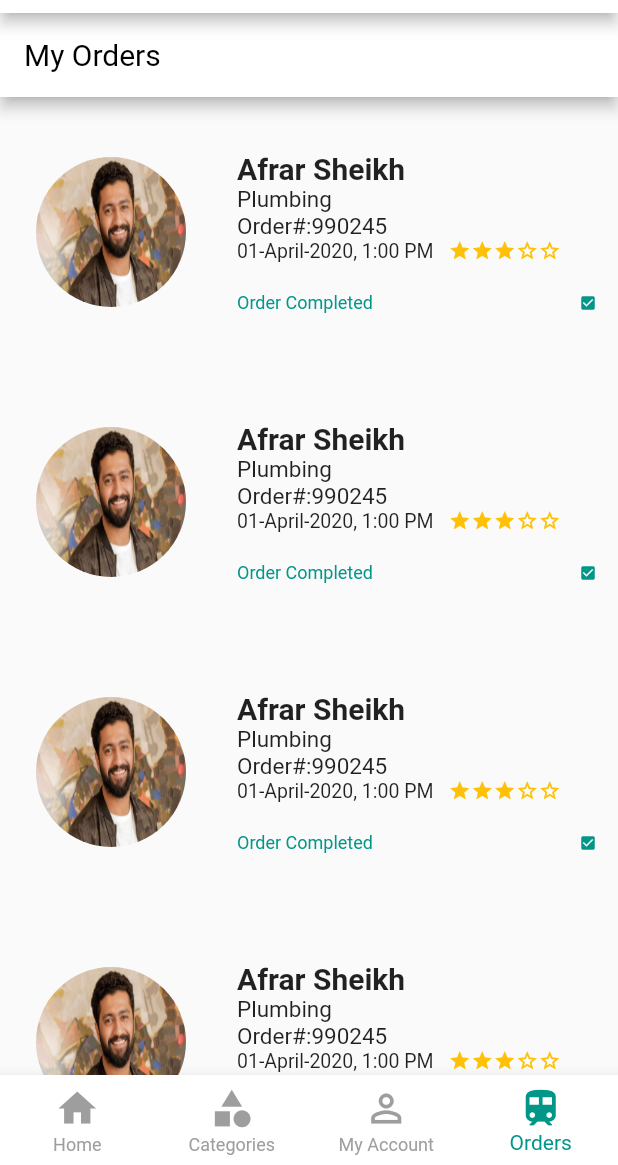
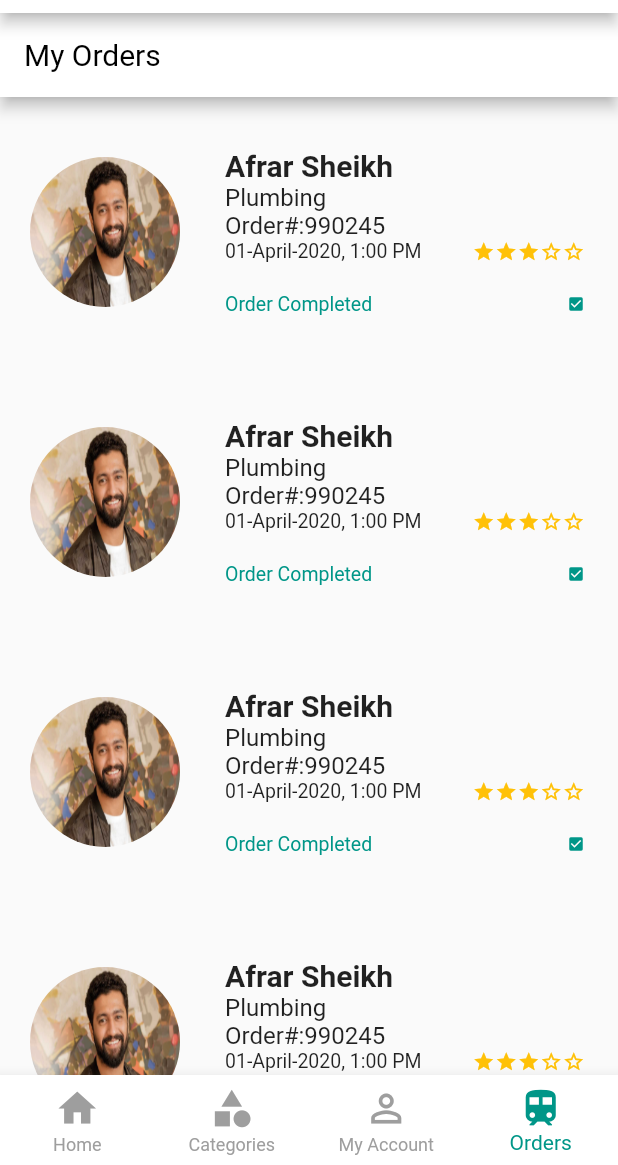
Before and after one commit to manjushareddy143/jam, a Flutter app: the screen it shows after launch, item 4 of the bottom bar chosen, on a phone screen of 412 x 824 dp, the part 71-1236 px from its top. Run offline on Flutter 3.47's test engine with Material 2 defaults, Android fonts, the phone set to English and light mode, and no system bars; drawn by our look-alikes of smooth_star_rating; our stand-ins replace datetime_picker_formfield, firebase_auth, flutter_icons, flutter_spinkit, flutter_swiper, hexcolor and 2 more; missing offline and left inert: pin_entry_text_field; accounts and stored records are empty.

Commit message:
myOrder Overflow Fixed

```diff
--- a/lib/screens/myOrders.dart
+++ b/lib/screens/myOrders.dart
@@ -38,19 +38,20 @@ class _OrderUIPageState extends State<OrderUIPage> {
                   child: Row( mainAxisAlignment: MainAxisAlignment.spaceEvenly,
                     // alignment: WrapAlignment.spaceEvenly,
                     children: <Widget>[
-                      Container(margin: EdgeInsets.all(20),
+                      Container(margin: EdgeInsets.all(18),
                         alignment: Alignment.center,padding: EdgeInsets.only(top: 10),
                         width: 100,
                         height: 100,
                         decoration: new BoxDecoration(shape: BoxShape.circle, image: new DecorationImage(fit: BoxFit.fill, image: new AssetImage("assets/images/vicky.jpg")) ),
                       ),
 
-                      Container(width: 240,margin: EdgeInsets.all(10),
+                      Container(width: 240,margin: EdgeInsets.fromLTRB(10,10,20,10),
                         height: 120,
+
                         child:
                         Column(crossAxisAlignment: CrossAxisAlignment.start,
                           mainAxisAlignment: MainAxisAlignment.center,
-                          children: <Widget>[
+                          children: [
                             new Text(
                               "Afrar Sheikh",
                               textAlign: TextAlign.left,
@@ -61,26 +62,31 @@ class _OrderUIPageState extends State<OrderUIPage> {
                               "Plumbing",
                               textAlign: TextAlign.left,
                               overflow: TextOverflow.ellipsis,
-                              style: TextStyle(fontWeight: FontWeight.w400, fontSize: 15.0,),
+                              style: TextStyle(fontWeight: FontWeight.w400, fontSize: 16.0,),
                             ),
                             new Text(
                               "Order#:990245",
                               textAlign: TextAlign.left,
                               overflow: TextOverflow.ellipsis,
-                              style: TextStyle(fontWeight: FontWeight.w400, fontSize: 15.0,),
+                              style: TextStyle(fontWeight: FontWeight.w400, fontSize: 16.0,),
                             ),
-                            Wrap(
-                                children:<Widget> [
-                                  Row(
+                            Row( mainAxisAlignment: MainAxisAlignment.spaceBetween,
                                 children:<Widget>[
-                                        new Text(
+                                  Flexible(
+                                    flex:2,
+                                    child: new Text(
                                       "01-April-2020, 1:00 PM",
                                       textAlign: TextAlign.left,
                                       overflow: TextOverflow.ellipsis,
                                       style: TextStyle(fontWeight: FontWeight.w400, fontSize: 13.0, ),
                                     ),
-                                        SizedBox(width: 10,),
-                                        new SmoothStarRating(
+                                  ),
+                                 // SizedBox(width: 10,),
+
+
+                                  Flexible(
+                                    flex: 1,
+                                    child: SmoothStarRating(
                                         allowHalfRating: false,
 
                                         starCount: 5,
@@ -92,9 +98,8 @@ class _OrderUIPageState extends State<OrderUIPage> {
                                         borderColor: Colors.amber,
                                         //unfilledStar: Icon(Icons., color: Colors.grey),
                                         spacing:0.0
+                                    ),
                                   )
-                                      ]
-                                  ),
                                 ]
                             ),
                             SizedBox(height: 20,),
@@ -103,24 +108,22 @@ class _OrderUIPageState extends State<OrderUIPage> {
                               Row(//crossAxisAlignment: WrapCrossAlignment.start,
                                  mainAxisAlignment: MainAxisAlignment.spaceBetween,
                                   children: [
-                                    new Text(
+                                    Flexible(
+                                      child: new Text(
                                         "Order Completed",
                                         textAlign: TextAlign.center,
                                         overflow: TextOverflow.ellipsis,
 
-                                      style: TextStyle(fontWeight: FontWeight.w400, fontSize: 12.0, color: Colors.teal, ),
+                                        style: TextStyle(fontWeight: FontWeight.w400, fontSize: 13.0, color: Colors.teal, ),
 
                                       ),
+                                    ),
 
-                                    Icon(Icons.check_box, size: 12,color: Colors.teal,)]
+                                    Flexible( child: Icon(Icons.check_box, size: 12,color: Colors.teal,))]
                               ),
 
 
-                            )
-
-
-
-
+                            ),
                           ],
                         ),
                       ),
```
Lines whose indentation alone changed are shown as unchanged.
